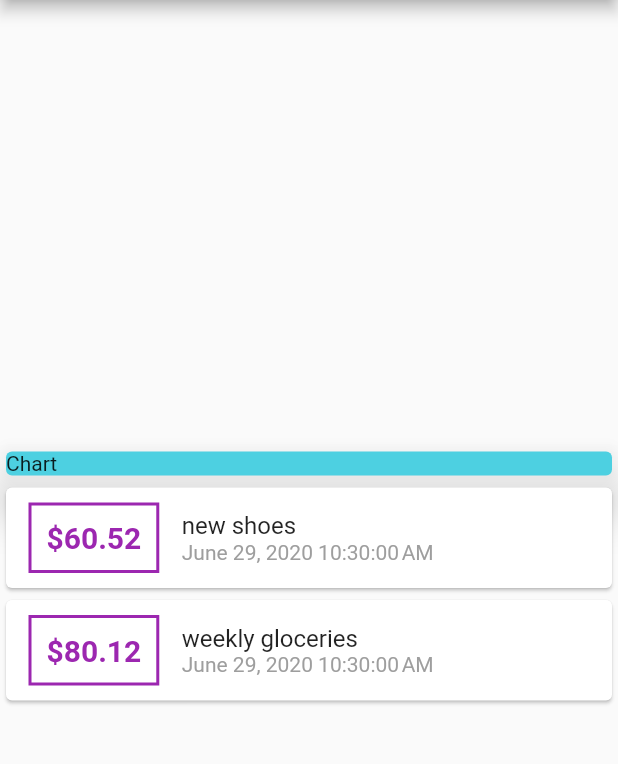
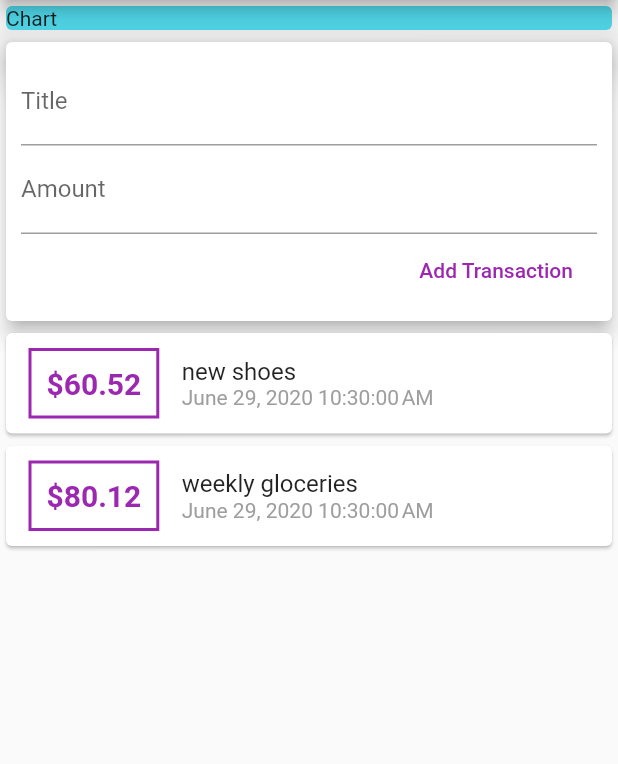
Before and after one commit to channaveerayya/ExpenseTracker, a Flutter app: the screen it shows after launch, on a phone screen of 412 x 824 dp, the part 84-848 px from its top. Run offline on Flutter 3.47's test engine with Material 2 defaults, Android fonts, the phone set to English and light mode, and no system bars.

Commit message:
adding input fields

```diff
--- a/lib/main.dart
+++ b/lib/main.dart
@@ -25,6 +25,11 @@ class MyHomePage extends StatelessWidget {
         date: DateTime.now())
   ];
 
+  // String titleInput;
+  // String amountInput;
+  final titleInputController = TextEditingController();
+  final amountInputController = TextEditingController();
+
   @override
   Widget build(BuildContext context) {
     return Scaffold(
@@ -32,7 +37,8 @@ class MyHomePage extends StatelessWidget {
         title: Text('Expense Tracker'),
       ),
       body: Column(
-        mainAxisAlignment: MainAxisAlignment.center,
+        // mainAxisAlignment: MainAxisAlignment.start,
+        crossAxisAlignment: CrossAxisAlignment.stretch,
         children: <Widget>[
           Container(
             width: double.infinity,
@@ -40,6 +46,35 @@ class MyHomePage extends StatelessWidget {
               color: Colors.cyan[300],
               child: Text('Chart'),
               elevation: 12,
+            ),
+          ),
+          Card(
+            elevation: 5,
+            child: Container(
+              padding: EdgeInsets.all(10),
+              child: Column(
+                crossAxisAlignment: CrossAxisAlignment.end,
+                children: <Widget>[
+                  TextField(
+                    decoration: InputDecoration(labelText: 'Title'),
+                    // onChanged: (value) => titleInput = value,
+                    controller: titleInputController,
+                  ),
+                  TextField(
+                    decoration: InputDecoration(labelText: 'Amount'),
+                    //onChanged: (value) => amountInput = value,
+                    controller: amountInputController,
+                  ),
+                  FlatButton(
+                    onPressed: () {
+                      // print(amountInput);
+                      print(amountInputController.text);
+                    },
+                    child: Text('Add Transaction'),
+                    textColor: Colors.purple,
+                  )
+                ],
+              ),
             ),
           ),
           Column(
```
